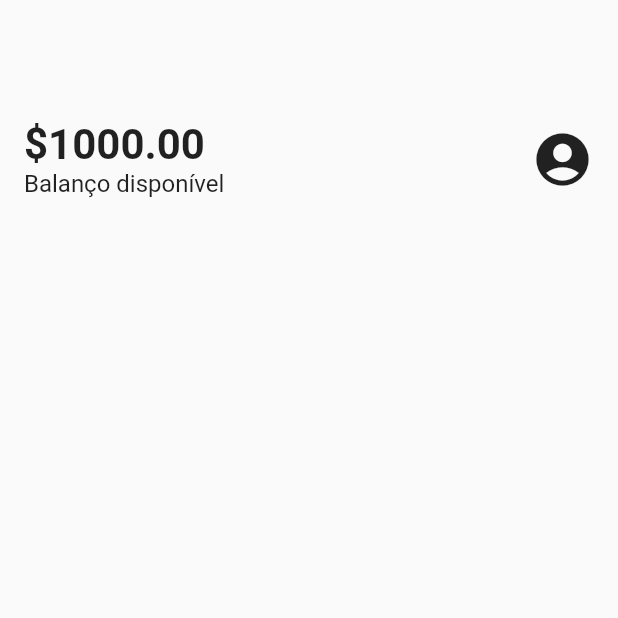
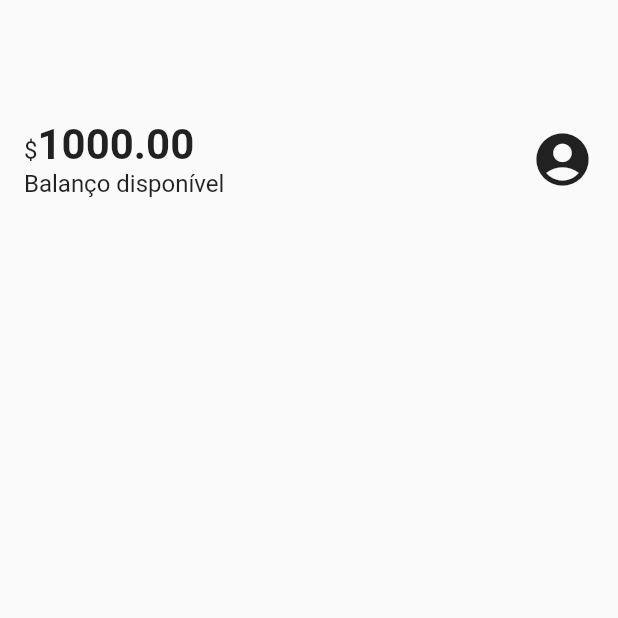
Before and after one commit to alura-cursos/curso_estilizacao, a Flutter app: the screen it shows after launch, on a phone screen of 412 x 824 dp, the top half of it. Run offline on Flutter 3.47's test engine with Material 2 defaults, Android fonts, the light colour scheme and no system bars.

Commit message:
vídeo 2.3

```diff
--- a/lib/components/sections/header.dart
+++ b/lib/components/sections/header.dart
@@ -14,7 +14,20 @@
             Column(
               crossAxisAlignment: CrossAxisAlignment.start,
               children: <Widget>[
-              Text('\$1000.00', style: TextStyle(fontSize: 28, fontWeight: FontWeight.bold),),
+              // Text('\$1000.00', style: TextStyle(fontSize: 28, fontWeight: FontWeight.bold),),
+                Text.rich(
+                  TextSpan(
+                    text: '\$',
+                    style: TextStyle(fontSize: 16),
+                    children: <TextSpan>[
+                      TextSpan(
+                        text: '1000.00',
+                        style: TextStyle(
+                            fontSize: 28, fontWeight: FontWeight.bold),
+                      ),
+                    ],
+                  ),
+                ),
               Text('Balanço disponível', style: TextStyle(fontSize: 16),),
             ],),
             Icon(Icons.account_circle, size: 42,),
```
